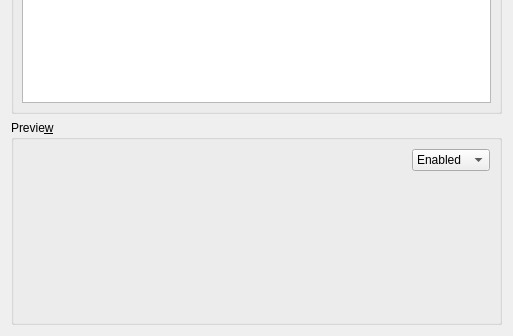
The window that tools/qtconfig/appearancepage.ui (arnt/qt-history2) describes before a commit, drawn with Qt 5; both pictures show x 0 to 513 and y 231 to 567 of the 513 by 567 pixel window.
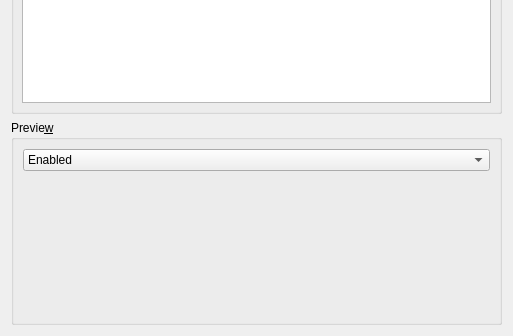
The same window after the commit. Custom widgets are drawn as their Qt base class.

Diff of the .ui file:
```diff
--- a/tools/qtconfig/appearancepage.ui
+++ b/tools/qtconfig/appearancepage.ui
@@ -148,21 +148,6 @@
      </property>
      <layout class="QVBoxLayout" >
       <item>
-       <layout class="QHBoxLayout" >
-        <item>
-         <spacer>
-          <property name="orientation" >
-           <enum>Qt::Horizontal</enum>
-          </property>
-          <property name="sizeHint" >
-           <size>
-            <width>40</width>
-            <height>20</height>
-           </size>
-          </property>
-         </spacer>
-        </item>
-        <item>
          <widget class="QComboBox" name="cmbColorGroup" >
           <item>
            <property name="text" >
@@ -181,8 +166,6 @@
           </item>
          </widget>
         </item>
-       </layout>
-      </item>
       <item>
        <widget class="PreviewFrame" native="1" name="previewFrame" >
         <property name="sizePolicy" >
```
Left out of the diff: 1 changed line with no effect on the pictures. Lines whose indentation alone changed are shown as unchanged.
